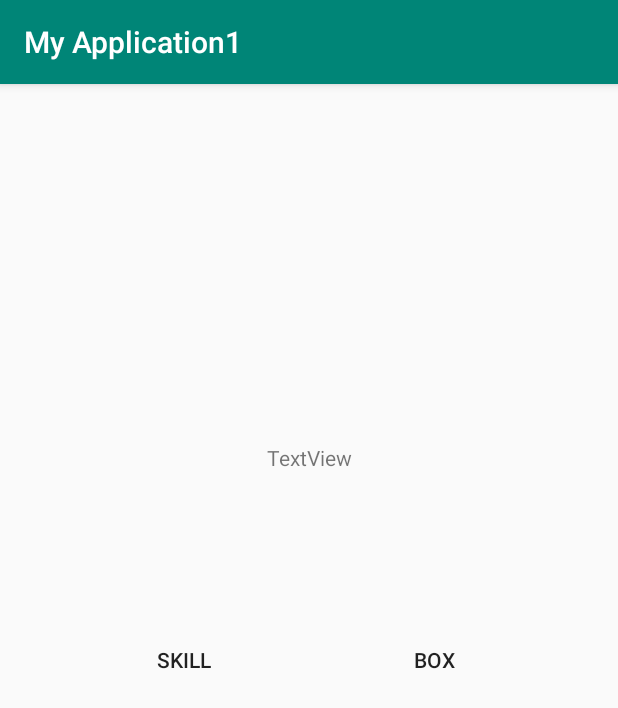
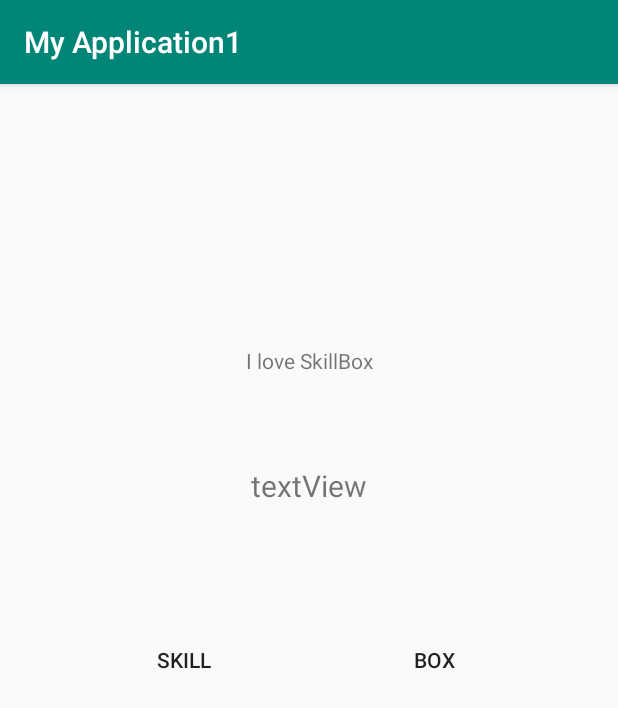
Before and after one commit to nikitaluga/AndroidStudio-twoButton, an Android app: the screen it shows after launch (MainActivity), on a phone screen of 412 x 824 dp. Shown: the top 708 px of the screen. Run offline under Robolectric (Android 15) with nearby library versions, the phone set to English and light mode, and no system bars.

Commit message:
add functionality of the second button

```diff
--- a/app/src/main/java/com/example/myapplication1/MainActivity.java
+++ b/app/src/main/java/com/example/myapplication1/MainActivity.java
@@ -3,15 +3,26 @@ package com.example.myapplication1;
 import androidx.appcompat.app.AppCompatActivity;
 import android.os.Bundle;
 import android.view.View;
+import android.widget.TextView;
 
 public class MainActivity extends AppCompatActivity {
+
+    TextView textViewTop;
+    TextView textViewBottom;
 
     @Override
     protected void onCreate(Bundle savedInstanceState) {
         super.onCreate(savedInstanceState);
         setContentView(R.layout.activity_main);
+        textViewTop = findViewById(R.id.labelTop);
+        textViewBottom = findViewById(R.id.labelBottom);
     }
-    public void onClose(View view){
-        this.finish();
+
+    public void onChangeTextViewTop(View view) {
+        textViewTop.setText("Hi SkillBox");
+    }
+
+    public void onChangeTextTextViewBottom(View view) {
+        textViewBottom.setText("Эта кнопка работает !");
     }
 }
--- a/app/src/main/res/layout/activity_main.xml
+++ b/app/src/main/res/layout/activity_main.xml
@@ -11,7 +11,7 @@
         android:layout_width="wrap_content"
         android:layout_height="wrap_content"
         android:background="#00AC1F1F"
-        android:onClick="onClose"
+        android:onClick="onChangeTextViewTop"
         android:text="@string/Skill"
         app:layout_constraintBottom_toBottomOf="parent"
         app:layout_constraintEnd_toStartOf="@+id/button2"
@@ -24,7 +24,7 @@
         android:layout_width="wrap_content"
         android:layout_height="wrap_content"
         android:background="#00AC1F1F"
-        android:onClick="onClose"
+        android:onClick="onChangeTextTextViewBottom"
         android:text="@string/Box"
         app:layout_constraintBottom_toBottomOf="parent"
         app:layout_constraintEnd_toEndOf="parent"
@@ -33,14 +33,31 @@
         tools:visibility="visible" />
 
     <TextView
-        android:id="@+id/textView"
+        android:id="@+id/labelTop"
         android:layout_width="wrap_content"
         android:layout_height="wrap_content"
-        android:text="TextView"
-        app:layout_constraintBottom_toBottomOf="parent"
+        android:layout_marginStart="8dp"
+        android:layout_marginTop="8dp"
+        android:layout_marginEnd="8dp"
+        android:text="I love SkillBox"
+        app:layout_constraintBottom_toTopOf="@+id/button1"
+        app:layout_constraintEnd_toEndOf="parent"
+        app:layout_constraintStart_toStartOf="parent"
+        app:layout_constraintTop_toTopOf="parent" />
+
+    <TextView
+        android:id="@+id/labelBottom"
+        android:layout_width="wrap_content"
+        android:layout_height="wrap_content"
+        android:layout_marginStart="8dp"
+        android:layout_marginTop="8dp"
+        android:layout_marginEnd="8dp"
+        android:text="textView"
+        android:textSize="20dp"
+        app:layout_constraintBottom_toBottomOf="@+id/button1"
         app:layout_constraintEnd_toEndOf="parent"
         app:layout_constraintStart_toStartOf="parent"
         app:layout_constraintTop_toTopOf="parent"
-        app:layout_constraintVertical_bias="0.32" />
+        app:layout_constraintVertical_bias="0.65999997" />
 
 </androidx.constraintlayout.widget.ConstraintLayout>
```
